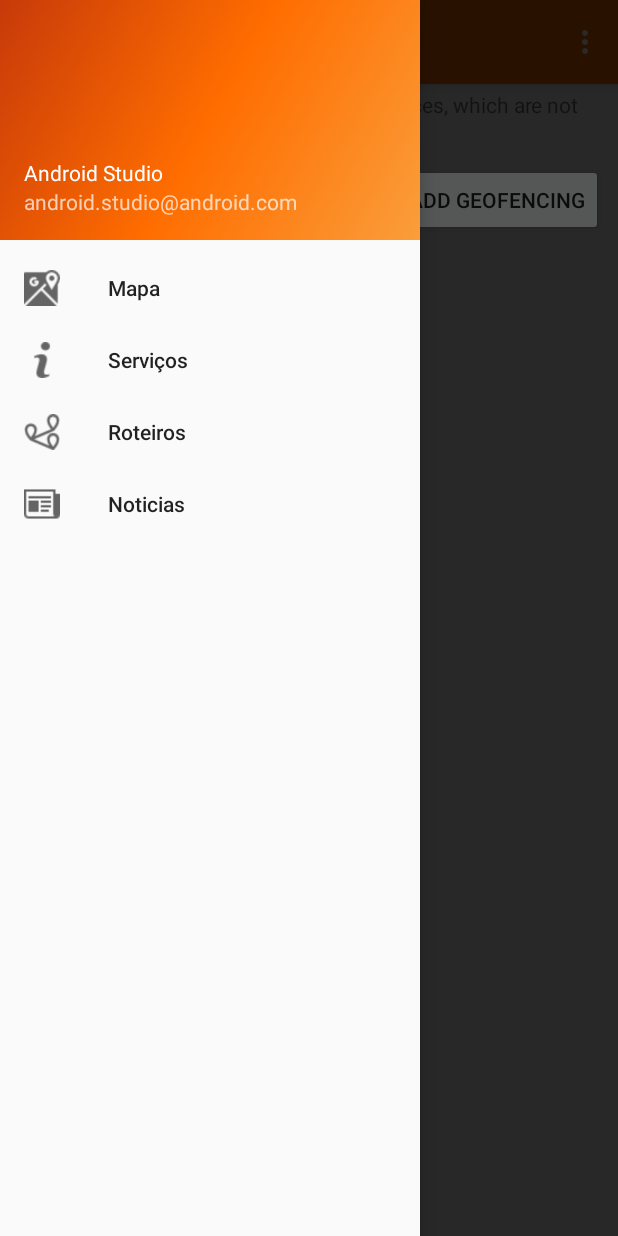
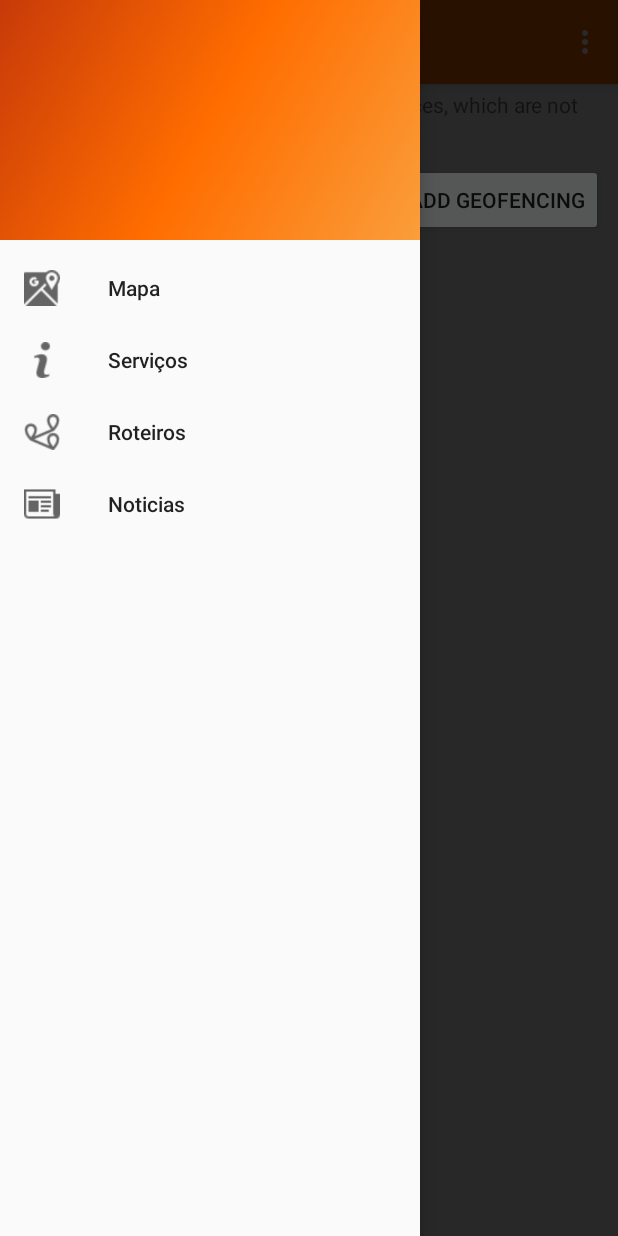
Before and after one commit to Steph4nie/Bem_vindos_a_UA_OFFICIAL, an Android app: the screen it shows after launch (MainActivity), with the side drawer open, on a phone screen of 412 x 824 dp. Run offline under Robolectric (Android 15) with nearby library versions, the phone set to English and light mode, and no system bars.

Commit message:
Atualização com alinhamentos na página de serviços direitos + sublinhado telefone

```diff
--- a/app/src/main/res/layout/deca_details.xml
+++ b/app/src/main/res/layout/deca_details.xml
@@ -86,7 +86,7 @@
                 android:layout_width="wrap_content"
                 android:layout_height="wrap_content"
                 android:textStyle="bold"
-                android:text="234 370 389"
+                android:text="@string/numero"
                 android:layout_marginTop="8dp"
                 android:layout_marginLeft="16dp"
                 android:layout_marginStart="12dp"
@@ -164,8 +164,6 @@
         />
 
 
-
-
     <!--<TextView-->
         <!--android:id="@+id/servicos"-->
         <!--android:textSize="16sp"-->
--- a/app/src/main/res/layout/nav_header_main.xml
+++ b/app/src/main/res/layout/nav_header_main.xml
@@ -14,17 +14,17 @@
 
 
 
-    <TextView
-        android:layout_width="match_parent"
-        android:layout_height="wrap_content"
-        android:paddingTop="@dimen/nav_header_vertical_spacing"
-        android:text="Android Studio"
-        android:textAppearance="@style/TextAppearance.AppCompat.Body1" />
+    <!--<TextView-->
+        <!--android:layout_width="match_parent"-->
+        <!--android:layout_height="wrap_content"-->
+        <!--android:paddingTop="@dimen/nav_header_vertical_spacing"-->
+        <!--android:text="Spire UA"-->
+        <!--android:textAppearance="@style/TextAppearance.AppCompat.Body1" />-->
 
-    <TextView
-        android:id="@+id/textView"
-        android:layout_width="wrap_content"
-        android:layout_height="wrap_content"
-        android:text="android.studio@android.com" />
+    <!--<TextView-->
+        <!--android:id="@+id/textView"-->
+        <!--android:layout_width="wrap_content"-->
+        <!--android:layout_height="wrap_content"-->
+        <!--android:text="android.studio@android.com" />-->
 
 </LinearLayout>
--- a/app/src/main/res/layout/servicos_deca.xml
+++ b/app/src/main/res/layout/servicos_deca.xml
@@ -19,7 +19,7 @@
         android:layout_alignStart="@+id/pizza"
         android:layout_marginTop="4dp"
         android:layout_marginRight="8dp"
-        android:layout_marginStart="12dp"
+        android:layout_marginStart="16dp"
         />
 
 
--- a/app/src/main/res/values/strings.xml
+++ b/app/src/main/res/values/strings.xml
@@ -113,5 +113,5 @@
 
     <string name="user_name">Delaroy</string>
 
-
+    <string name="numero"><u>234 370 389</u></string>
 </resources>
```
Also changed, not shown: app/src/main/java/com/example/stephanie/bem_vindos_a_ua_official/MainActivity.java (+7 -6 lines), app/src/main/java/com/example/stephanie/bem_vindos_a_ua_official/RoteiroActivity.java (+4 -3 lines).
